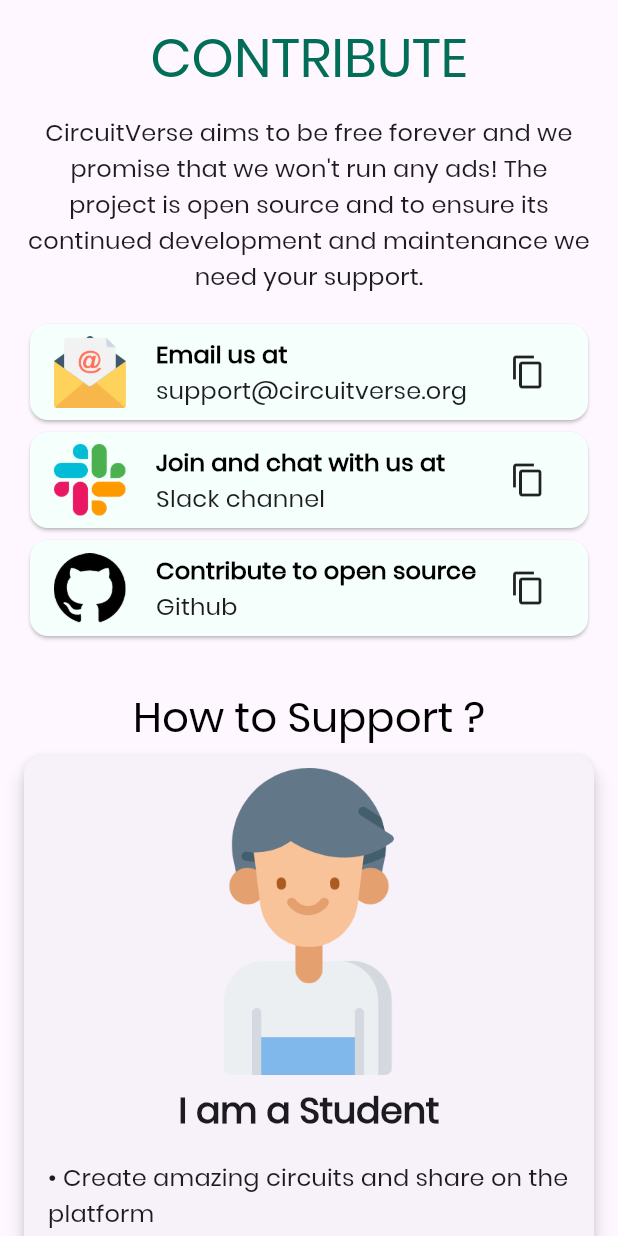
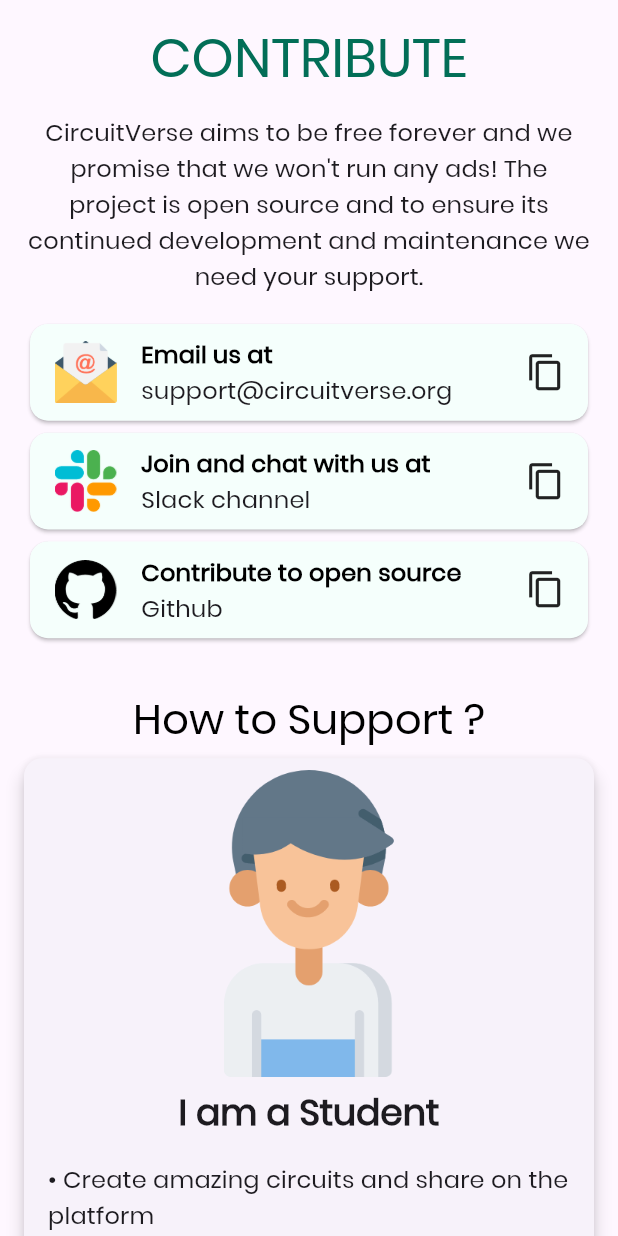
Before and after one commit to CircuitVerse/mobile-app, a Flutter app: the ContributorsView screen opened directly, on a phone screen of 412 x 824 dp. Run offline on Flutter 3.47's test engine with Material 3 defaults, Android fonts, the phone set to English and light mode, and no system bars; our stand-ins replace datetime_picker_formfield, flutter_html, flutter_keyboard_visibility, flutter_markdown, flutter_svg, flutter_typeahead and 19 more; missing offline and left inert: flutter_facebook_auth, flutter_inappwebview, flutter_math_fork, flutter_quill, markdown, oauth2_client and 1 more; accounts and stored records are empty; generated files the repository leaves out were written again; network calls fail; project files that could hold a hidden picture were left out.

Commit message:
added the media query for the chips for better view

```diff
--- a/lib/ui/components/cv_social_card.dart
+++ b/lib/ui/components/cv_social_card.dart
@@ -2,6 +2,7 @@ import 'package:flutter/material.dart';
 import 'package:mobile_app/cv_theme.dart';
 import 'package:mobile_app/utils/url_launcher.dart';
 import 'package:flutter/services.dart';
+import 'dart:math';
 
 class CircuitVerseSocialCard extends StatelessWidget {
   const CircuitVerseSocialCard({
@@ -19,6 +20,12 @@ class CircuitVerseSocialCard extends StatelessWidget {
 
   @override
   Widget build(BuildContext context) {
+    double screenWidth = min(MediaQuery.of(context).size.width, 430);
+    double dynamicPadding = screenWidth * 0.02;
+    double imageWidth = screenWidth * 0.10;
+    double buttonSize = screenWidth * 0.08;
+    double textWidth =
+        screenWidth - imageWidth - buttonSize - (dynamicPadding * 4);
     return GestureDetector(
       onTap: () async {
         launchURL(url);
@@ -29,18 +36,51 @@ class CircuitVerseSocialCard extends StatelessWidget {
                 ? CVTheme.primaryColor
                 : CVTheme.primaryColorShadow,
         child: Padding(
-          padding: const EdgeInsets.symmetric(vertical: 8, horizontal: 16),
+          padding: EdgeInsets.symmetric(
+            vertical: dynamicPadding,
+            horizontal: dynamicPadding * 2,
+          ),
           child: Row(
-            mainAxisAlignment: MainAxisAlignment.start,
             children: <Widget>[
-              Image.asset(imagePath, width: 48),
-              const SizedBox(width: 20),
+              Container(
+                width: imageWidth,
+                alignment: Alignment.centerLeft,
+                child: Image.asset(imagePath, width: imageWidth),
+              ),
+              SizedBox(width: dynamicPadding),
+
               Expanded(
-                child: Stack(
-                  children: [
-                    Positioned(
-                      top: 0,
-                      right: 0,
+                child: Container(
+                  width: textWidth,
+                  padding: EdgeInsets.symmetric(horizontal: dynamicPadding),
+                  child: Column(
+                    crossAxisAlignment: CrossAxisAlignment.start,
+                    children: <Widget>[
+                      Text(
+                        title,
+                        maxLines: 1,
+                        overflow: TextOverflow.ellipsis,
+                        style: Theme.of(
+                          context,
+                        ).textTheme.titleMedium?.copyWith(
+                          fontWeight: FontWeight.bold,
+                          color: CVTheme.textColor(context),
+                        ),
+                      ),
+                      Text(
+                        description,
+                        maxLines: 1,
+                        overflow: TextOverflow.ellipsis,
+                        style: Theme.of(context).textTheme.titleMedium,
+                      ),
+                    ],
+                  ),
+                ),
+              ),
+
+              Container(
+                width: buttonSize,
+                alignment: Alignment.centerRight,
                 child: IconButton(
                   onPressed: () async {
                     try {
@@ -65,35 +105,11 @@ class CircuitVerseSocialCard extends StatelessWidget {
                   icon: Icon(
                     Icons.copy,
                     color: Theme.of(context).iconTheme.color,
+                    size: buttonSize * 0.8,
                   ),
                   splashColor: Theme.of(context).splashColor,
                   highlightColor: Theme.of(context).highlightColor,
                   tooltip: 'Copy',
-                      ),
-                    ),
-                    Column(
-                      crossAxisAlignment: CrossAxisAlignment.start,
-                      children: <Widget>[
-                        Text(
-                          title,
-                          maxLines: 1,
-                          overflow: TextOverflow.ellipsis,
-                          style: Theme.of(
-                            context,
-                          ).textTheme.titleMedium?.copyWith(
-                            fontWeight: FontWeight.bold,
-                            color: CVTheme.textColor(context),
-                          ),
-                        ),
-                        Text(
-                          description,
-                          maxLines: 1,
-                          overflow: TextOverflow.ellipsis,
-                          style: Theme.of(context).textTheme.titleMedium,
-                        ),
-                      ],
-                    ),
-                  ],
                 ),
               ),
             ],
```
Lines whose indentation alone changed are shown as unchanged.
